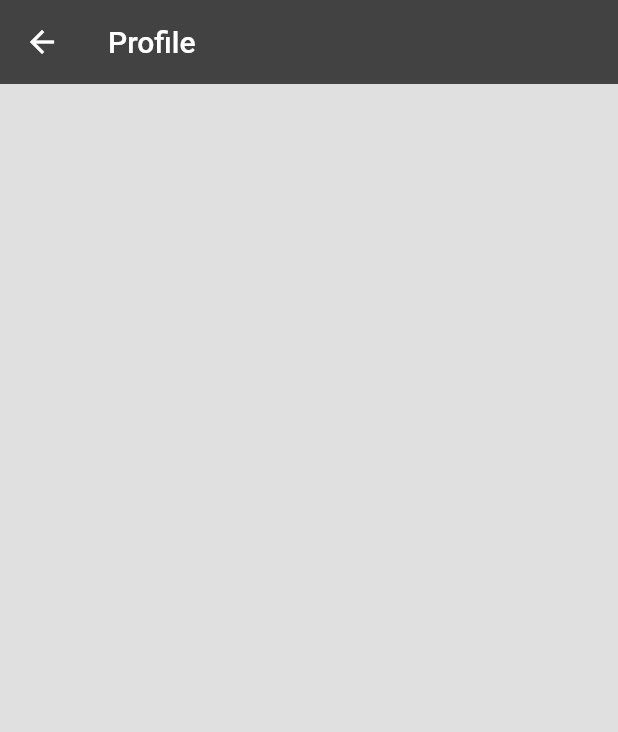
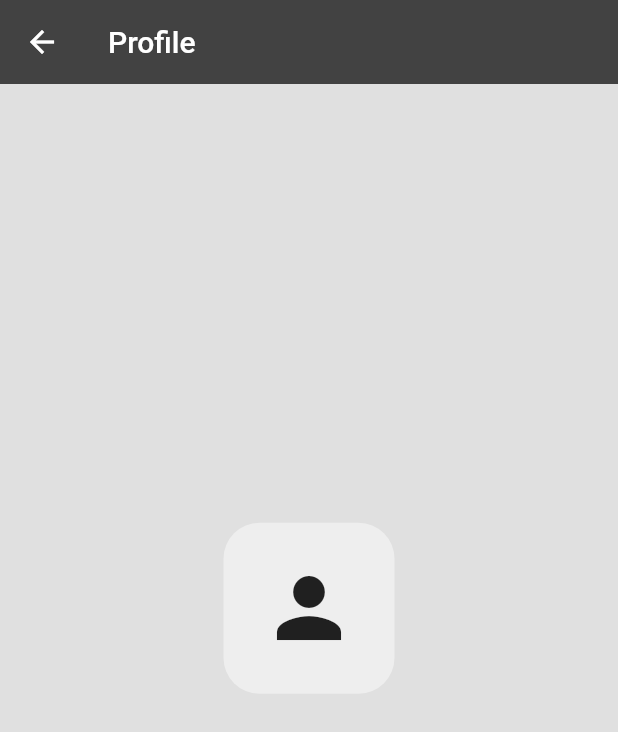
Before and after one commit to imasha-senarath/sociable-hub, a Flutter app: the ProfilePage screen opened by its route, on a phone screen of 412 x 824 dp. Shown: the top 732 px of the screen. Run offline on Flutter 3.47's test engine with Material 2 defaults, Android fonts, the phone set to English and light mode, and no system bars; our stand-ins replace cloud_firestore, firebase_auth, firebase_core; accounts and stored records are empty.

```diff
--- a/lib/main.dart
+++ b/lib/main.dart
@@ -4,6 +4,7 @@ import 'package:sociable_hub/auth/auth.dart';
 import 'package:sociable_hub/auth/login_or_register.dart';
 import 'package:sociable_hub/pages/login_page.dart';
 import 'package:sociable_hub/pages/profile_page.dart';
+import 'package:sociable_hub/pages/users_page.dart';
 import 'package:sociable_hub/theme/dark_mode.dart';
 import 'package:sociable_hub/theme/light_mode.dart';
 
@@ -33,6 +34,7 @@ class MyApp extends StatelessWidget {
       routes: {
         '/login_register_page': (context) => const LoginOrRegister(),
         '/profile_page': (context) => ProfilePage(),
+        '/users_page': (context) => const UsersPage(),
       },
     );
   }
--- a/lib/pages/profile_page.dart
+++ b/lib/pages/profile_page.dart
@@ -35,11 +35,28 @@ class ProfilePage extends StatelessWidget {
           } else if (snapshot.hasData) {
             Map<String, dynamic>? user = snapshot.data?.data();
 
-            return Column(
-              children: [
-                Text(user!['email']),
-                Text(user!['userName']),
-              ],
+            return Center(
+              child: Column(
+                mainAxisAlignment: MainAxisAlignment.center,
+                children: [
+                  Container(
+                    decoration: BoxDecoration(
+                        color: Theme.of(context).colorScheme.primary,
+                        borderRadius: BorderRadius.circular(24)),
+                    padding: const EdgeInsets.all(25),
+                    child: const Icon(
+                      Icons.person,
+                      size: 64,
+                    ),
+                  ),
+                  const SizedBox(height: 25),
+                  Text(
+                    user!['email'],
+                    style: const TextStyle(fontSize: 24, fontWeight: FontWeight.bold),
+                  ),
+                  Text(user!['userName']),
+                ],
+              ),
             );
           } else {
             return const Text("No Data");
```
Also changed, not shown: lib/components/app_drawer.dart (+14 -0 lines), lib/pages/home_page.dart (+12 -2 lines), lib/pages/users_page.dart (+16 -2 lines).
